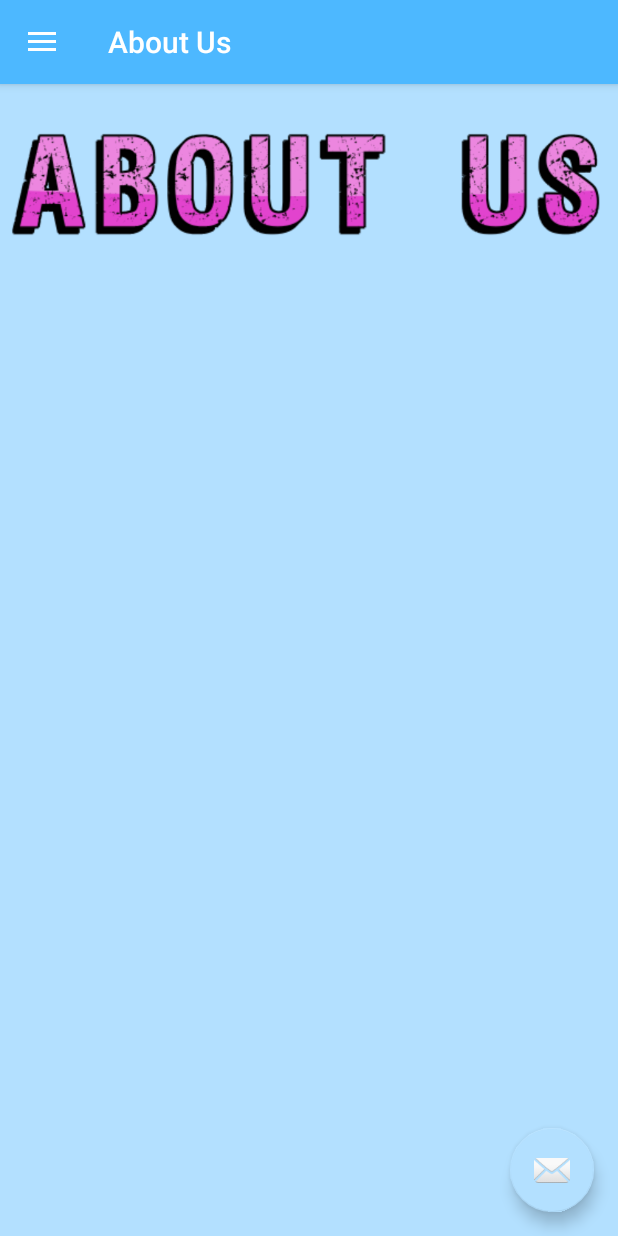
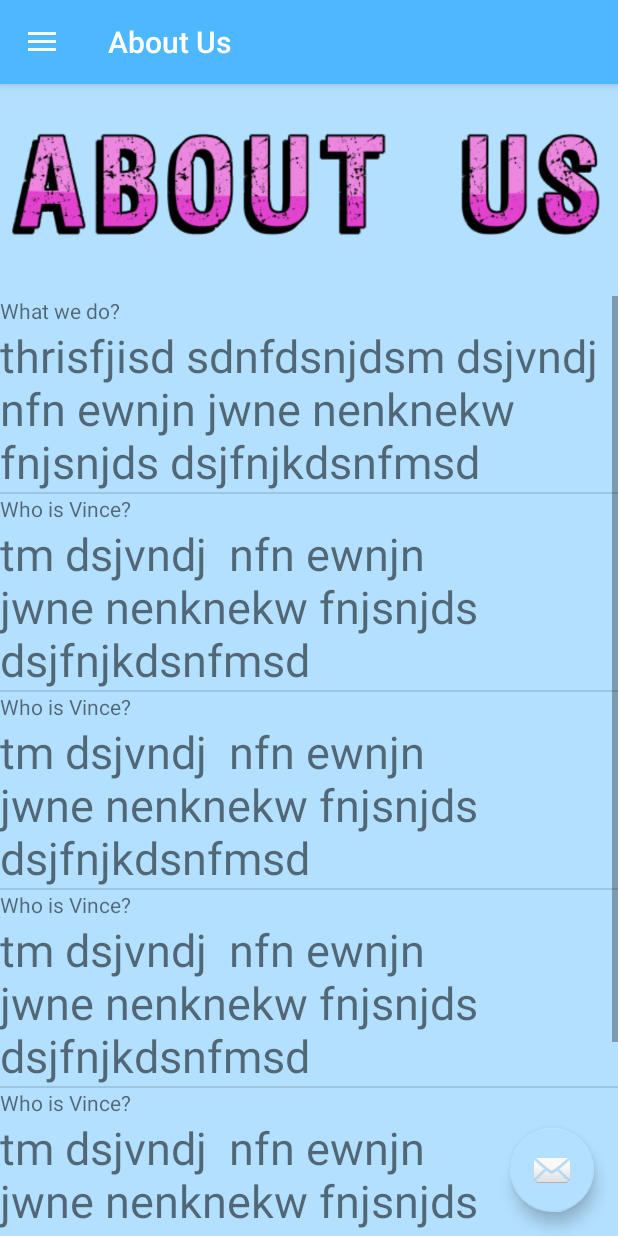
Before and after one commit to najiblitz/Android2FinalProject, an Android app: the screen it shows after launch (MainActivity), in the side drawer, after a tap on "About Us", on a phone screen of 412 x 824 dp. Run offline under Robolectric (Android 15) with nearby library versions, the phone set to English and light mode, and no system bars; our stand-ins replace navigation-ui.

Commit message:
Update About Us Page * Add listview and custom list adapter to store questions * Add basic layout of About us page

```diff
--- a/app/src/main/java/com/example/android2finalproject/AboutUsFragment.java
+++ b/app/src/main/java/com/example/android2finalproject/AboutUsFragment.java
@@ -1,12 +1,22 @@
 package com.example.android2finalproject;
 
+import android.content.Context;
 import android.os.Bundle;
 
+import androidx.annotation.NonNull;
+import androidx.annotation.Nullable;
 import androidx.fragment.app.Fragment;
 
+import android.util.Log;
 import android.view.LayoutInflater;
 import android.view.View;
 import android.view.ViewGroup;
+import android.widget.AdapterView;
+import android.widget.ArrayAdapter;
+import android.widget.ListView;
+import android.widget.TextView;
+
+import java.util.ArrayList;
 
 /**
  * A simple {@link Fragment} subclass.
@@ -19,6 +29,8 @@ public class AboutUsFragment extends Fragment {
     // the fragment initialization parameters, e.g. ARG_ITEM_NUMBER
     private static final String ARG_PARAM1 = "param1";
     private static final String ARG_PARAM2 = "param2";
+
+    TextView answer;
 
     // TODO: Rename and change types of parameters
     private String mParam1;
@@ -59,6 +71,50 @@ public class AboutUsFragment extends Fragment {
     public View onCreateView(LayoutInflater inflater, ViewGroup container,
                              Bundle savedInstanceState) {
         // Inflate the layout for this fragment
-        return inflater.inflate(R.layout.fragment_about_us, container, false);
+        View view = inflater.inflate(R.layout.fragment_about_us, container, false);
+        final ListView listView = view.findViewById(R.id.aboutUsList);
+        answer = view.findViewById(R.id.answer);
+        ArrayList<AboutUsInfo> aboutUsInfoArrayList = new ArrayList<>();
+        aboutUsInfoArrayList.add(new AboutUsInfo("What we do?","thrisfjisd sdnfdsnjdsm dsjvndj  nfn ewnjn jwne nenknekw fnjsnjds dsjfnjkdsnfmsd "));
+        aboutUsInfoArrayList.add(new AboutUsInfo("Who is Vince?","tm dsjvndj  nfn ewnjn jwne nenknekw fnjsnjds dsjfnjkdsnfmsd "));
+        aboutUsInfoArrayList.add(new AboutUsInfo("Who is Vince?","tm dsjvndj  nfn ewnjn jwne nenknekw fnjsnjds dsjfnjkdsnfmsd "));
+        aboutUsInfoArrayList.add(new AboutUsInfo("Who is Vince?","tm dsjvndj  nfn ewnjn jwne nenknekw fnjsnjds dsjfnjkdsnfmsd "));
+        aboutUsInfoArrayList.add(new AboutUsInfo("Who is Vince?","tm dsjvndj  nfn ewnjn jwne nenknekw fnjsnjds dsjfnjkdsnfmsd "));
+        aboutUsInfoArrayList.add(new AboutUsInfo("Where do we find our items?","thridnfdsnjdsm dsjvndj  nfn fdksfjisjdfjsd vdsjf djf sdv ewnjn jwne nenknekw fnjsnjds dsjfnjkdsnfmsd "));
+//        ArrayAdapter arrayAdapter = new ArrayAdapter(getContext(), android.R.layout.simple_list_item_1, aboutUsInfoArrayList);
+        listView.setAdapter(new CustomListViewAdapter(getContext(),aboutUsInfoArrayList));
+//        listView.setOnItemClickListener(new AdapterView.OnItemClickListener() {
+//            @Override
+//            public void onItemClick(AdapterView<?> parent, View view, int position, long id) {
+//                Log.d("NOTHING", "" + position);
+//                answer.setText(((AboutUsInfo)listView.getItemAtPosition(position)).getAnswer());
+//            }
+//        });
+        return view;
     }
+
+
+    public class CustomListViewAdapter extends ArrayAdapter<AboutUsInfo>{
+
+        public CustomListViewAdapter(@NonNull Context context, ArrayList<AboutUsInfo> infos) {
+            super(context, 0, infos);
+        }
+
+        @NonNull
+        @Override
+        public View getView(int position, @Nullable View convertView, @NonNull ViewGroup parent) {
+            if (convertView == null) {
+                convertView = LayoutInflater.from(getContext()).inflate(R.layout.listview_about_us, parent,false);
+                TextView question = convertView.findViewById(R.id.question);
+                question.setText(getItem(position).getQuestion());
+                TextView answer = convertView.findViewById(R.id.answer);
+                answer.setText(getItem(position).getAnswer());
+            }
+
+            return convertView;
+
+
+        }
+    }
+
 }
--- /dev/null
+++ b/app/src/main/java/com/example/android2finalproject/AboutUsInfo.java
@@ -0,0 +1,34 @@
+package com.example.android2finalproject;
+
+public class AboutUsInfo {
+    private String question;
+    private String answer;
+
+    public AboutUsInfo(String question, String answer) {
+        this.question = question;
+        this.answer = answer;
+    }
+
+    public String getQuestion() {
+        return question;
+    }
+
+    public void setQuestion(String question) {
+        this.question = question;
+    }
+
+    public String getAnswer() {
+        return answer;
+    }
+
+    public void setAnswer(String answer) {
+        this.answer = answer;
+    }
+
+    @Override
+    public String toString() {
+        return "AboutUsInfo{" +
+                "question='" + question + '\'' +
+                '}';
+    }
+}
--- a/app/src/main/res/layout/fragment_about_us.xml
+++ b/app/src/main/res/layout/fragment_about_us.xml
@@ -14,4 +14,10 @@
         android:layout_height="wrap_content"
         android:src="@drawable/aboutus" />
 
+    <ListView
+        android:layout_width="match_parent"
+        android:layout_height="match_parent"
+        android:layout_weight="1"
+        android:id="@+id/aboutUsList" />
+
 </LinearLayout>
--- a/app/src/main/res/layout/fragment_credits.xml
+++ b/app/src/main/res/layout/fragment_credits.xml
@@ -9,20 +9,20 @@
 
     <ImageView
         android:id="@+id/contactUsImage"
-        android:layout_width="wrap_content"
+        android:layout_width="match_parent"
         android:layout_height="wrap_content"
         android:layout_weight="1"
-        android:src="@drawable/contactus" />
+        android:src="@drawable/credits" />
 
     <TextView
         android:id="@+id/creditContent"
         android:layout_width="wrap_content"
-        android:layout_height="wrap_content"
+        android:layout_height="571dp"
         android:layout_gravity="center"
         android:layout_weight="1"
-        android:textColor="@color/darkText"
         android:text="@string/creditContent"
         android:textAlignment="center"
+        android:textColor="@color/darkText"
         android:textSize="30sp" />
 
 </LinearLayout>
--- /dev/null
+++ b/app/src/main/res/layout/listview_about_us.xml
@@ -0,0 +1,20 @@
+<?xml version="1.0" encoding="utf-8"?>
+<LinearLayout
+    xmlns:android="http://schemas.android.com/apk/res/android" android:layout_width="match_parent"
+    android:orientation="vertical"
+    android:layout_height="match_parent" >
+
+
+    <TextView
+        android:id="@+id/question"
+        android:layout_width="match_parent"
+        android:layout_height="wrap_content"
+        android:text="TextView" />
+
+    <TextView
+        android:id="@+id/answer"
+        android:layout_width="match_parent"
+        android:layout_height="wrap_content"
+        android:text="TextView"
+        android:textSize="30sp" />
+</LinearLayout>
--- a/app/src/main/res/navigation/mobile_navigation.xml
+++ b/app/src/main/res/navigation/mobile_navigation.xml
@@ -37,7 +37,9 @@
         tools:layout="@layout/fragment_settings" >
         <action
             android:id="@+id/action_settingsFragment_to_creditsFragment"
-            app:destination="@id/nav_credits" />
+            app:destination="@id/nav_credits"
+            app:enterAnim="@anim/fragment_fade_enter"
+            app:exitAnim="@anim/fragment_fade_exit" />
     </fragment>
     <fragment
         android:id="@+id/nav_credits"
```
